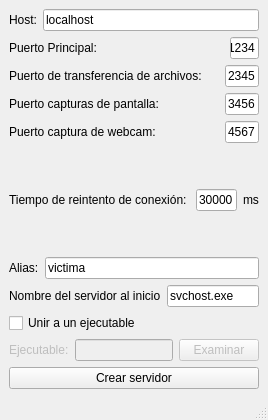
The window that src/cliente/Forms/ventanaopciones.ui (svn2github/demonio) describes before a commit, drawn with Qt 5.
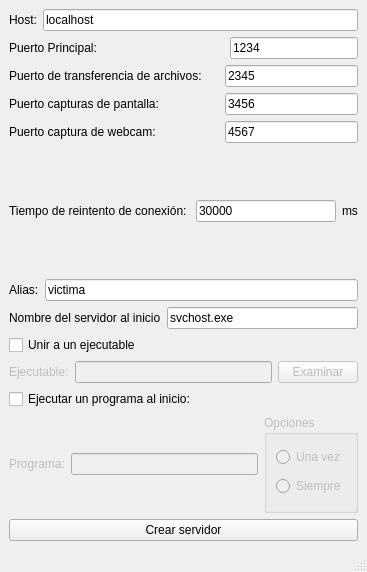
The same window after the commit.

Commit message: Comienzo de implementación de ejecución de programa al inicio

Diff of the .ui file:
```diff
--- a/src/cliente/Forms/ventanaopciones.ui
+++ b/src/cliente/Forms/ventanaopciones.ui
@@ -6,15 +6,15 @@
    <rect>
     <x>0</x>
     <y>0</y>
-    <width>268</width>
-    <height>420</height>
+    <width>367</width>
+    <height>572</height>
    </rect>
   </property>
   <property name="windowTitle">
    <string>Configurar y crear un servidor</string>
   </property>
   <widget class="QWidget" name="centralwidget">
-   <layout class="QVBoxLayout" name="verticalLayout_2">
+   <layout class="QVBoxLayout" name="verticalLayout_4">
     <item>
      <layout class="QHBoxLayout" name="horizontalLayout">
       <item>
@@ -220,6 +220,64 @@
       </item>
      </layout>
     </item>
+    <item>
+     <layout class="QVBoxLayout" name="verticalLayout_3">
+      <item>
+       <widget class="QCheckBox" name="checkEjecutar">
+        <property name="text">
+         <string>Ejecutar un programa al inicio:</string>
+        </property>
+       </widget>
+      </item>
+      <item>
+       <layout class="QHBoxLayout" name="horizontalLayout_10">
+        <item>
+         <widget class="QLabel" name="label_11">
+          <property name="enabled">
+           <bool>false</bool>
+          </property>
+          <property name="text">
+           <string>Programa:</string>
+          </property>
+         </widget>
+        </item>
+        <item>
+         <widget class="QLineEdit" name="textoEjecutar">
+          <property name="enabled">
+           <bool>false</bool>
+          </property>
+         </widget>
+        </item>
+        <item>
+         <widget class="QGroupBox" name="groupOpciones">
+          <property name="enabled">
+           <bool>false</bool>
+          </property>
+          <property name="title">
+           <string>Opciones</string>
+          </property>
+          <layout class="QVBoxLayout" name="verticalLayout_2">
+           <item>
+            <widget class="QRadioButton" name="radioUnaVez">
+             <property name="text">
+              <string>Una vez</string>
+             </property>
+            </widget>
+           </item>
+           <item>
+            <widget class="QRadioButton" name="radioSiempre">
+             <property name="text">
+              <string>Siempre</string>
+             </property>
+            </widget>
+           </item>
+          </layout>
+         </widget>
+        </item>
+       </layout>
+      </item>
+     </layout>
+    </item>
     <item>
      <widget class="QPushButton" name="botonCrearServidor">
       <property name="text">
```
Left out of the diff: 2 changed lines with no effect on the pictures. The commit also changes 5 other files.
